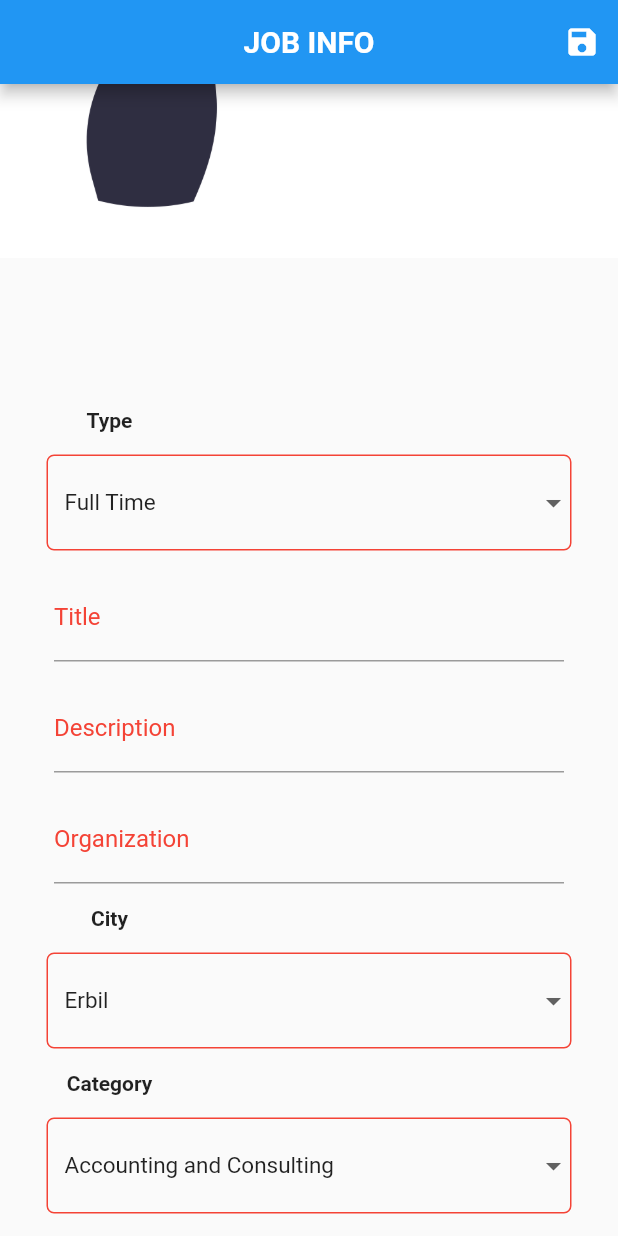
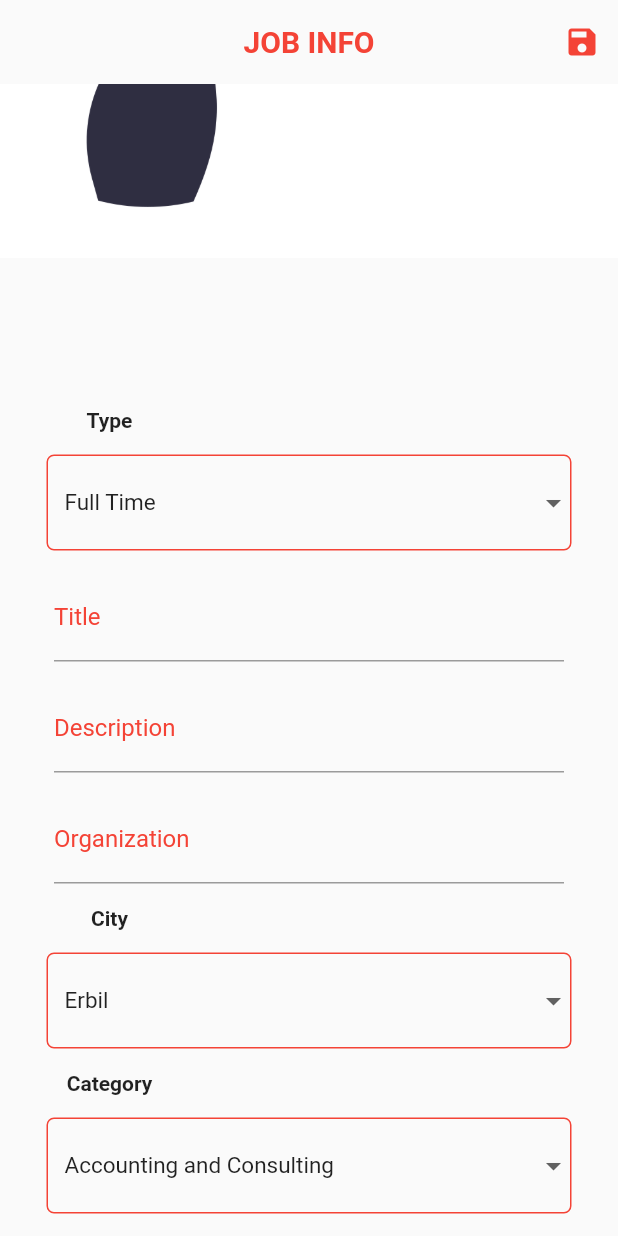
Before and after one commit to areeahmed/assignmentjobscreen, a Flutter app: the screen it shows after launch, on a phone screen of 412 x 824 dp. Run offline on Flutter 3.47's test engine with Material 2 defaults, Android fonts, the phone set to English and light mode, and no system bars.

Commit message:
some design changed

```diff
--- a/lib/src/screens/job_screen.dart
+++ b/lib/src/screens/job_screen.dart
@@ -41,6 +41,8 @@ class deferent extends State<JobScreenPage> {
   Widget build(BuildContext context) {
     return Scaffold(
       appBar: AppBar(
+          elevation: 0,
+          backgroundColor: Colors.transparent,
           centerTitle: true,
           title: Text(
             'JOB INFO',
@@ -48,6 +50,7 @@ class deferent extends State<JobScreenPage> {
           ),
           actions: [
             IconButton(
+              color: Colors.red,
               onPressed: () {},
               icon: Icon(Icons.save),
             )
@@ -161,6 +164,7 @@ class deferent extends State<JobScreenPage> {
   // Have Font Weight Bold and font Size 24
   TextStyle headerTextStyle() {
     return TextStyle(
+      color: Colors.red,
       fontWeight: FontWeight.bold,
       fontSize: 20,
     );
```
